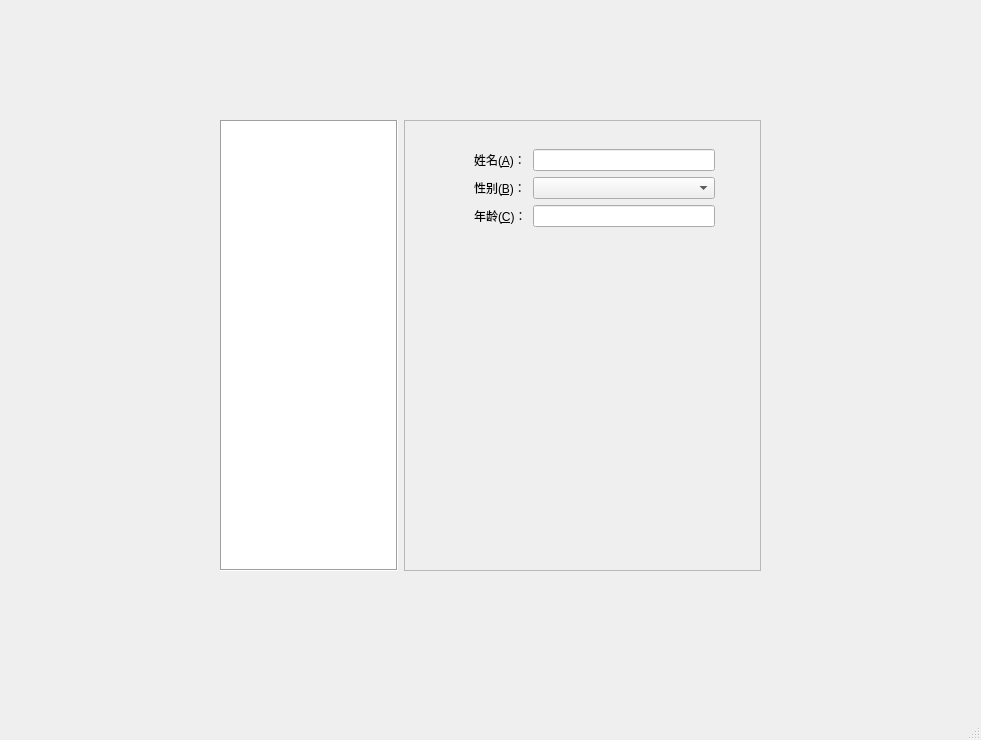
Old version of the form BuddySetUI.ui in the repository ccxadmin/Pyqt5UITest.
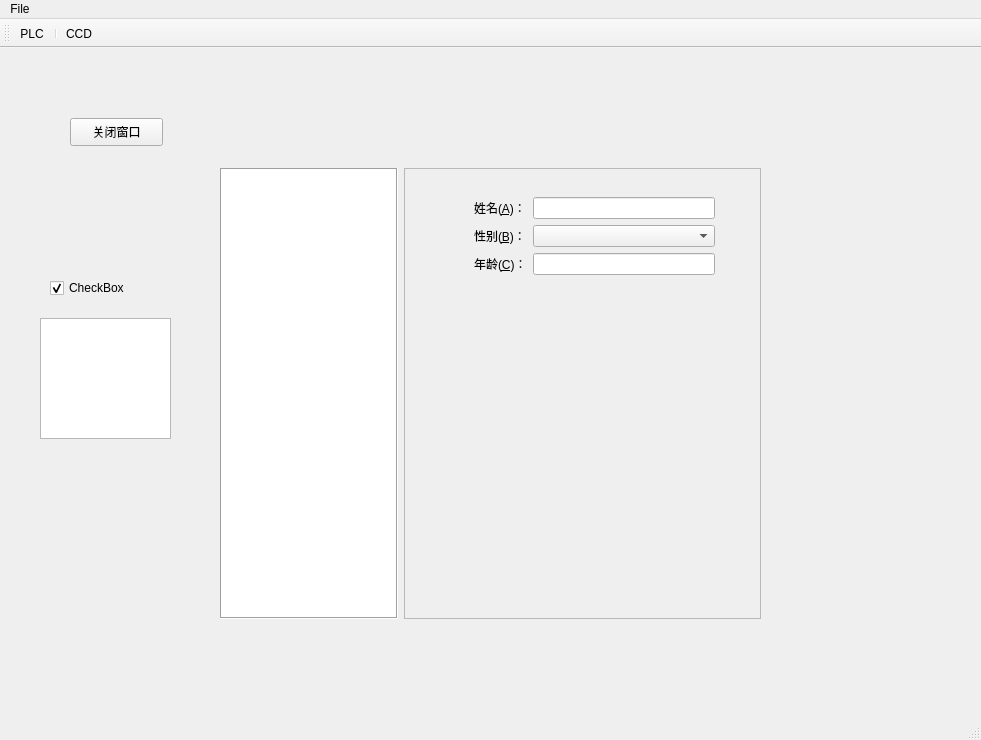
New version of the form.

The edit to the form file:
```diff
--- a/BuddySetUI.ui
+++ b/BuddySetUI.ui
@@ -112,8 +112,62 @@
      </item>
     </layout>
    </widget>
+   <widget class="QPushButton" name="pushButton">
+    <property name="geometry">
+     <rect>
+      <x>70</x>
+      <y>70</y>
+      <width>93</width>
+      <height>28</height>
+     </rect>
+    </property>
+    <property name="text">
+     <string>关闭窗口</string>
+    </property>
+   </widget>
+   <widget class="QCheckBox" name="checkBox">
+    <property name="geometry">
+     <rect>
+      <x>50</x>
+      <y>230</y>
+      <width>92</width>
+      <height>20</height>
+     </rect>
+    </property>
+    <property name="text">
+     <string>CheckBox</string>
+    </property>
+    <property name="checked">
+     <bool>true</bool>
+    </property>
+   </widget>
+   <widget class="QTextEdit" name="textEdit">
+    <property name="geometry">
+     <rect>
+      <x>40</x>
+      <y>270</y>
+      <width>131</width>
+      <height>121</height>
+     </rect>
+    </property>
+   </widget>
   </widget>
-  <widget class="QMenuBar" name="menubar">
+  <widget class="QStatusBar" name="statusbar"/>
+  <widget class="QToolBar" name="toolBar">
+   <property name="windowTitle">
+    <string>toolBar</string>
+   </property>
+   <attribute name="toolBarArea">
+    <enum>TopToolBarArea</enum>
+   </attribute>
+   <attribute name="toolBarBreak">
+    <bool>false</bool>
+   </attribute>
+   <addaction name="actionPLC"/>
+   <addaction name="separator"/>
+   <addaction name="actionCCD"/>
+  </widget>
+  <widget class="QMenuBar" name="menuBar">
    <property name="geometry">
     <rect>
      <x>0</x>
@@ -122,8 +176,53 @@
      <height>25</height>
     </rect>
    </property>
+   <widget class="QMenu" name="menuFile">
+    <property name="title">
+     <string>File</string>
+    </property>
+    <addaction name="separator"/>
+    <addaction name="actionOpen"/>
+    <addaction name="separator"/>
+    <addaction name="actionNew"/>
+    <addaction name="separator"/>
+    <addaction name="actionClose"/>
+   </widget>
+   <addaction name="menuFile"/>
   </widget>
-  <widget class="QStatusBar" name="statusbar"/>
+  <action name="actionOpen">
+   <property name="text">
+    <string>Open</string>
+   </property>
+   <property name="toolTip">
+    <string>打开</string>
+   </property>
+  </action>
+  <action name="actionNew">
+   <property name="text">
+    <string>New</string>
+   </property>
+   <property name="toolTip">
+    <string>新建</string>
+   </property>
+  </action>
+  <action name="actionClose">
+   <property name="text">
+    <string>Close</string>
+   </property>
+   <property name="toolTip">
+    <string>关闭</string>
+   </property>
+  </action>
+  <action name="actionPLC">
+   <property name="text">
+    <string>PLC</string>
+   </property>
+  </action>
+  <action name="actionCCD">
+   <property name="text">
+    <string>CCD</string>
+   </property>
+  </action>
  </widget>
  <resources/>
  <connections/>
```
Left out of the diff: 41 changed lines with no effect on the pictures.
